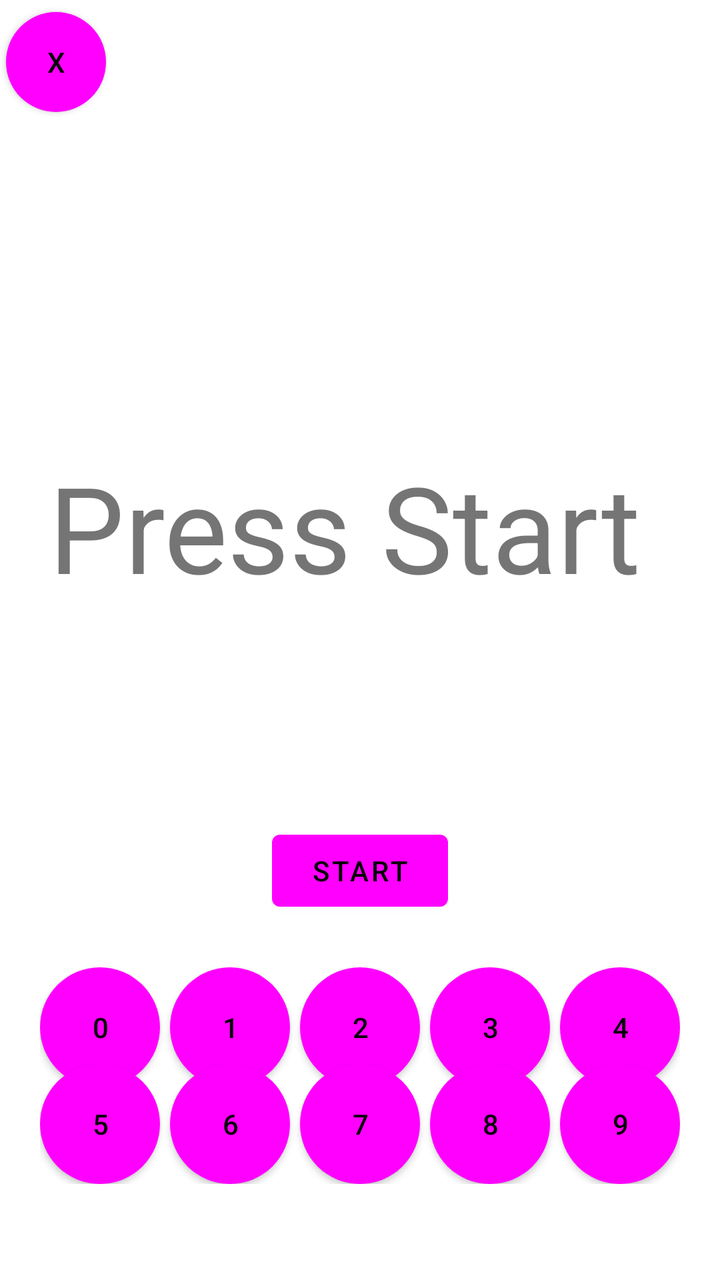
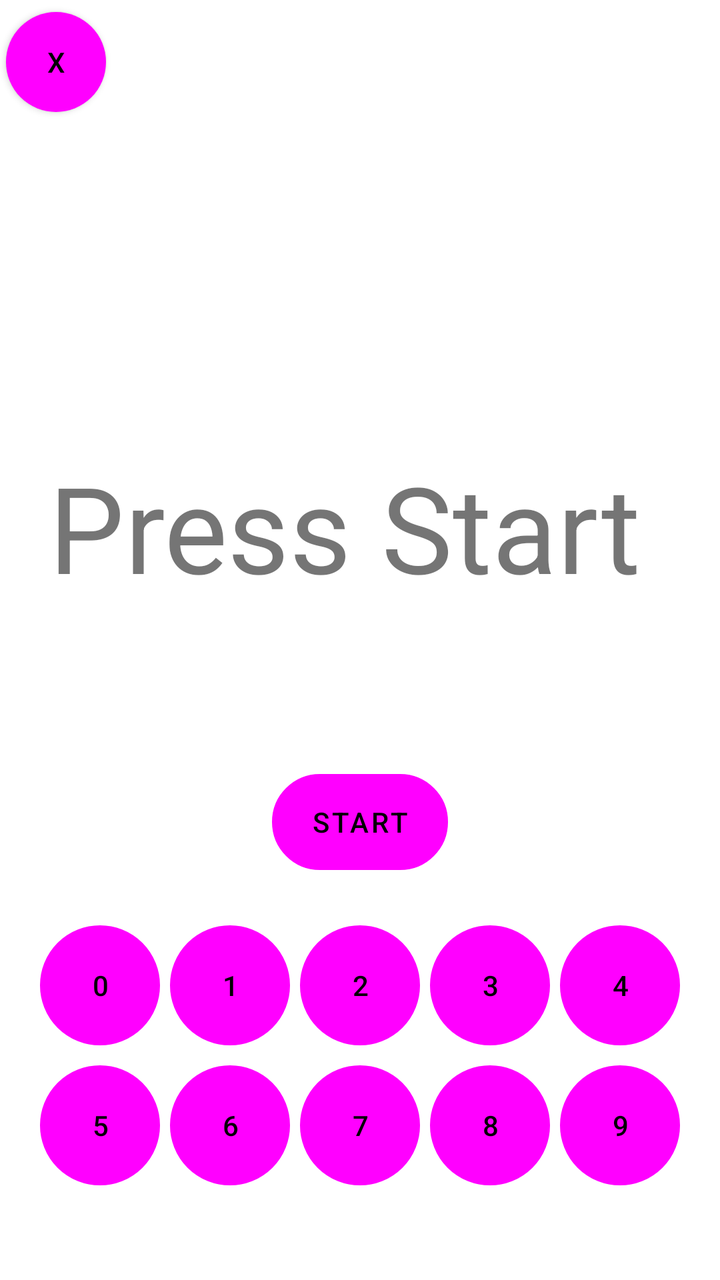

Compare the two renders of this Android layout. The source of the first and the diff that turns it into the second are given below.
<!-- AndroidManifest.xml: application theme Theme.SELab23B02 -->
<!-- res/layout/activity_digit_span_task.xml -->
<?xml version="1.0" encoding="utf-8"?>
<androidx.constraintlayout.widget.ConstraintLayout
    xmlns:android="http://schemas.android.com/apk/res/android"
    xmlns:tools="http://schemas.android.com/tools"
    xmlns:app="http://schemas.android.com/apk/res-auto"
    android:layout_width="match_parent"
    android:layout_height="match_parent"
    tools:context=".DigitSpanTaskActivity"
    android:id="@+id/digitSpanTaskActivity">


    <TextView
        android:layout_width="match_parent"
        android:layout_height="wrap_content"
        app:layout_constraintRight_toRightOf="parent"
        app:layout_constraintLeft_toLeftOf="parent"
        app:layout_constraintTop_toTopOf="parent"
        app:layout_constraintBottom_toTopOf="@+id/numberView"
        android:gravity="center"
        android:textSize="20sp"
        android:id="@+id/inputView"/>
    <TextView
        android:id="@+id/numberView"
        android:layout_width="312dp"
        android:layout_height="247dp"
        android:layout_marginTop="140dp"
        android:text="Press Start "
        app:layout_constraintHorizontal_bias="0.494"
        app:layout_constraintLeft_toLeftOf="parent"
        app:layout_constraintRight_toRightOf="parent"
        app:layout_constraintTop_toTopOf="parent"
        android:gravity="center"
        android:textSize="60sp"/>

    <Button
        android:id="@+id/startButton"
        android:layout_width="wrap_content"
        android:layout_height="wrap_content"
        android:text="Start"
        app:layout_constraintRight_toRightOf="parent"
        app:layout_constraintLeft_toLeftOf="parent"
        app:layout_constraintBottom_toTopOf="@+id/button_row1"
        app:layout_constraintTop_toBottomOf="@+id/numberView"
        android:onClick="startButtonClicked"
        />

    <LinearLayout
        android:id="@+id/button_row1"
        android:layout_width="wrap_content"
        android:layout_height="wrap_content"
        android:orientation="horizontal"
        android:gravity="center"
        app:layout_constraintTop_toBottomOf="@+id/numberView"
        app:layout_constraintBottom_toBottomOf="parent"
        app:layout_constraintRight_toRightOf="parent"
        app:layout_constraintLeft_toLeftOf="parent"
        android:showDividers="middle"
        android:divider="@drawable/divider">


    <Button
        android:id="@+id/button0"
        android:layout_width="60dp"
        android:layout_height="60dp"
        android:background="@drawable/round_button"
        android:text="0"
        app:layout_constraintBottom_toBottomOf="parent"
        app:layout_constraintLeft_toLeftOf="parent"
        app:layout_constraintRight_toRightOf="parent"
        app:layout_constraintTop_toTopOf="parent"/>

    <Button
        android:id="@+id/button1"
        android:layout_width="60dp"
        android:layout_height="60dp"
        android:background="@drawable/round_button"
        android:text="1"
        tools:layout_editor_absoluteX="118dp"
        tools:layout_editor_absoluteY="513dp"
        app:layout_constraintLeft_toRightOf="@+id/button0"
        app:layout_constraintRight_toLeftOf="@+id/button2"
        app:layout_constraintTop_toTopOf="parent"
        app:layout_constraintBottom_toBottomOf="parent"/>

    <Button
        android:id="@+id/button2"
        android:layout_width="60dp"
        android:layout_height="60dp"
        android:background="@drawable/round_button"
        android:text="2"
        tools:layout_editor_absoluteX="178dp"
        tools:layout_editor_absoluteY="513dp"
        app:layout_constraintBottom_toBottomOf="parent"
        app:layout_constraintLeft_toRightOf="@id/button1"
        app:layout_constraintRight_toLeftOf="@+id/button3"
        app:layout_constraintTop_toTopOf="parent"/>


    <Button
        android:id="@+id/button3"
        android:layout_width="60dp"
        android:layout_height="60dp"
        android:background="@drawable/round_button"
        android:text="3"
        tools:layout_editor_absoluteX="358dp"
        tools:layout_editor_absoluteY="336dp"
        app:layout_constraintLeft_toRightOf="@id/button2"
        app:layout_constraintRight_toLeftOf="@+id/button4"
        app:layout_constraintTop_toTopOf="parent"
        app:layout_constraintBottom_toBottomOf="parent" />

    <Button
        android:id="@+id/button4"
        android:layout_width="60dp"
        android:layout_height="60dp"
        android:background="@drawable/round_button"
        android:text="4"
        tools:layout_editor_absoluteX="298dp"
        tools:layout_editor_absoluteY="513dp"
        app:layout_constraintLeft_toRightOf="@id/button3"
        app:layout_constraintRight_toRightOf="parent"
        app:layout_constraintTop_toTopOf="parent"
        app:layout_constraintBottom_toBottomOf="parent"/>
    </LinearLayout>

    <LinearLayout
        android:layout_width="wrap_content"
        android:layout_height="wrap_content"
        android:orientation="horizontal"
        app:layout_constraintTop_toBottomOf="@+id/button_row1"
        app:layout_constraintBottom_toBottomOf="parent"
        app:layout_constraintRight_toRightOf="parent"
        app:layout_constraintLeft_toLeftOf="parent"
        android:showDividers="middle"
        android:divider="@drawable/divider"
        android:layout_marginTop="-60dp">

    <Button
        android:id="@+id/button5"
        android:layout_width="60dp"
        android:layout_height="60dp"
        android:background="@drawable/round_button"
        android:text="5"
        tools:layout_editor_absoluteX="57dp"
        tools:layout_editor_absoluteY="573dp" />

    <Button
        android:id="@+id/button6"
        android:layout_width="60dp"
        android:layout_height="60dp"
        android:background="@drawable/round_button"
        android:text="6"
        tools:layout_editor_absoluteX="117dp"
        tools:layout_editor_absoluteY="573dp" />

    <Button
        android:id="@+id/button7"
        android:layout_width="60dp"
        android:layout_height="60dp"
        android:background="@drawable/round_button"
        android:text="7"
        tools:layout_editor_absoluteX="177dp"
        tools:layout_editor_absoluteY="573dp" />

    <Button
        android:id="@+id/button8"
        android:layout_width="60dp"
        android:layout_height="60dp"
        android:background="@drawable/round_button"
        android:text="8"
        tools:layout_editor_absoluteX="237dp"
        tools:layout_editor_absoluteY="573dp" />

    <Button
        android:id="@+id/button9"
        android:layout_width="60dp"
        android:layout_height="60dp"
        android:background="@drawable/round_button"
        android:text="9"
        tools:layout_editor_absoluteX="298dp"
        tools:layout_editor_absoluteY="573dp"
        />
    </LinearLayout>

    <Button
        android:layout_width="50dp"
        android:layout_height="50dp"
        android:background="@drawable/round_button"
        android:text="x"
        app:layout_constraintHorizontal_bias="0.01"
        app:layout_constraintVertical_bias="0.01"
        app:layout_constraintLeft_toLeftOf="parent"
        app:layout_constraintRight_toRightOf="parent"
        app:layout_constraintTop_toTopOf="parent"
        app:layout_constraintBottom_toBottomOf="parent"
        android:id="@+id/exitButton"
        android:onClick="exitButtonClicked"/>


</androidx.constraintlayout.widget.ConstraintLayout>
<!-- resources referenced by this layout -->
<resources>
  <!-- drawable divider (drawable) -->
  <?xml version="1.0" encoding="utf-8"?>
  <shape xmlns:android="http://schemas.android.com/apk/res/android">
      <size
          android:height="10dp"
          android:width="5dp"
          />
  </shape>
  <!-- drawable round_button (drawable) -->
  <?xml version="1.0" encoding="utf-8"?>
  <shape xmlns:android="http://schemas.android.com/apk/res/android"
      android:shape="oval">
      <solid android:color="@color/accent_color"/>
  </shape>
  <style name="Theme.SELab23B02" parent="Theme.MaterialComponents.DayNight.DarkActionBar">
          
          <item name="colorPrimary">@color/off_white</item>
          <item name="colorPrimaryVariant">@color/accent_color</item>
          <item name="colorOnPrimary">@color/black</item>
          
          <item name="colorSecondary">@color/ap_gray</item>
          <item name="colorSecondaryVariant">@color/teal_700</item>
          <item name="colorOnSecondary">@color/black</item>
          
          <item name="android:statusBarColor">@color/black</item>
          
      </style>
  <color name="accent_color">#516395</color>
  <color name="black">#FF000000</color>
  <color name="teal_700">#FF018786</color>
</resources>

<!-- the commit's change to res/layout/activity_digit_span_task.xml (unified diff, before → after) -->
@@ -39,147 +39,119 @@
         android:text="Start"
         app:layout_constraintRight_toRightOf="parent"
         app:layout_constraintLeft_toLeftOf="parent"
-        app:layout_constraintBottom_toTopOf="@+id/button_row1"
         app:layout_constraintTop_toBottomOf="@+id/numberView"
         android:onClick="startButtonClicked"
+        android:background="@drawable/step_count_border"
         />
-
     <LinearLayout
-        android:id="@+id/button_row1"
+        android:id="@+id/linearLayoutDigitSpanTask"
         android:layout_width="wrap_content"
         android:layout_height="wrap_content"
-        android:orientation="horizontal"
+        android:orientation="vertical"
         android:gravity="center"
-        app:layout_constraintTop_toBottomOf="@+id/numberView"
+        android:showDividers="middle"
+        android:divider="@drawable/divider"
+        android:layout_marginBottom="20dp"
+
+        app:layout_constraintTop_toBottomOf="@+id/startButton"
         app:layout_constraintBottom_toBottomOf="parent"
         app:layout_constraintRight_toRightOf="parent"
-        app:layout_constraintLeft_toLeftOf="parent"
-        android:showDividers="middle"
-        android:divider="@drawable/divider">
+        app:layout_constraintLeft_toLeftOf="parent">
+
+        <LinearLayout
+            android:id="@+id/button_row1"
+            android:layout_width="match_parent"
+            android:layout_height="match_parent"
+            android:orientation="horizontal"
+            android:gravity="center"
+            android:showDividers="middle"
+            android:divider="@drawable/divider">
 
 
-    <Button
-        android:id="@+id/button0"
-        android:layout_width="60dp"
-        android:layout_height="60dp"
-        android:background="@drawable/round_button"
-        android:text="0"
-        app:layout_constraintBottom_toBottomOf="parent"
-        app:layout_constraintLeft_toLeftOf="parent"
-        app:layout_constraintRight_toRightOf="parent"
-        app:layout_constraintTop_toTopOf="parent"/>
+        <Button
+            android:id="@+id/button0"
+            android:layout_width="60dp"
+            android:layout_height="60dp"
+            android:background="@drawable/step_count_border"
+            android:text="0"
+            />
 
-    <Button
-        android:id="@+id/button1"
-        android:layout_width="60dp"
-        android:layout_height="60dp"
-        android:background="@drawable/round_button"
-        android:text="1"
-        tools:layout_editor_absoluteX="118dp"
-        tools:layout_editor_absoluteY="513dp"
-        app:layout_constraintLeft_toRightOf="@+id/button0"
-        app:layout_constraintRight_toLeftOf="@+id/button2"
-        app:layout_constraintTop_toTopOf="parent"
-        app:layout_constraintBottom_toBottomOf="parent"/>
+        <Button
+            android:id="@+id/button1"
+            android:layout_width="60dp"
+            android:layout_height="60dp"
+            android:background="@drawable/step_count_border"
+            android:text="1"
+            />
 
-    <Button
-        android:id="@+id/button2"
-        android:layout_width="60dp"
-        android:layout_height="60dp"
-        android:background="@drawable/round_button"
-        android:text="2"
-        tools:layout_editor_absoluteX="178dp"
-        tools:layout_editor_absoluteY="513dp"
-        app:layout_constraintBottom_toBottomOf="parent"
-        app:layout_constraintLeft_toRightOf="@id/button1"
-        app:layout_constraintRight_toLeftOf="@+id/button3"
-        app:layout_constraintTop_toTopOf="parent"/>
+        <Button
+            android:id="@+id/button2"
+            android:layout_width="60dp"
+            android:layout_height="60dp"
+            android:background="@drawable/step_count_border"
+            android:text="2"
+            />
 
 
-    <Button
-        android:id="@+id/button3"
-        android:layout_width="60dp"
-        android:layout_height="60dp"
-        android:background="@drawable/round_button"
-        android:text="3"
-        tools:layout_editor_absoluteX="358dp"
-        tools:layout_editor_absoluteY="336dp"
-        app:layout_constraintLeft_toRightOf="@id/button2"
-        app:layout_constraintRight_toLeftOf="@+id/button4"
-        app:layout_constraintTop_toTopOf="parent"
-        app:layout_constraintBottom_toBottomOf="parent" />
+        <Button
+            android:id="@+id/button3"
+            android:layout_width="60dp"
+            android:layout_height="60dp"
+            android:background="@drawable/step_count_border"
+            android:text="3"
+ />
 
-    <Button
-        android:id="@+id/button4"
-        android:layout_width="60dp"
-        android:layout_height="60dp"
-        android:background="@drawable/round_button"
-        android:text="4"
-        tools:layout_editor_absoluteX="298dp"
-        tools:layout_editor_absoluteY="513dp"
-        app:layout_constraintLeft_toRightOf="@id/button3"
-        app:layout_constraintRight_toRightOf="parent"
-        app:layout_constraintTop_toTopOf="parent"
-        app:layout_constraintBottom_toBottomOf="parent"/>
-    </LinearLayout>
+        <Button
+            android:id="@+id/button4"
+            android:layout_width="60dp"
+            android:layout_height="60dp"
+            android:background="@drawable/step_count_border"
+            android:text="4" />
+        </LinearLayout>
 
-    <LinearLayout
-        android:layout_width="wrap_content"
-        android:layout_height="wrap_content"
-        android:orientation="horizontal"
-        app:layout_constraintTop_toBottomOf="@+id/button_row1"
-        app:layout_constraintBottom_toBottomOf="parent"
-        app:layout_constraintRight_toRightOf="parent"
-        app:layout_constraintLeft_toLeftOf="parent"
-        android:showDividers="middle"
-        android:divider="@drawable/divider"
-        android:layout_marginTop="-60dp">
+        <LinearLayout
+            android:layout_width="match_parent"
+            android:layout_height="match_parent"
+            android:orientation="horizontal"
+            android:showDividers="middle"
+            android:divider="@drawable/divider">
 
-    <Button
-        android:id="@+id/button5"
-        android:layout_width="60dp"
-        android:layout_height="60dp"
-        android:background="@drawable/round_button"
-        android:text="5"
-        tools:layout_editor_absoluteX="57dp"
-        tools:layout_editor_absoluteY="573dp" />
+        <Button
+            android:id="@+id/button5"
+            android:layout_width="60dp"
+            android:layout_height="60dp"
+            android:background="@drawable/step_count_border"
+            android:text="5"/>
 
-    <Button
-        android:id="@+id/button6"
-        android:layout_width="60dp"
-        android:layout_height="60dp"
-        android:background="@drawable/round_button"
-        android:text="6"
-        tools:layout_editor_absoluteX="117dp"
-        tools:layout_editor_absoluteY="573dp" />
+        <Button
+            android:id="@+id/button6"
+            android:layout_width="60dp"
+            android:layout_height="60dp"
+            android:background="@drawable/step_count_border"
+            android:text="6" />
 
-    <Button
-        android:id="@+id/button7"
-        android:layout_width="60dp"
-        android:layout_height="60dp"
-        android:background="@drawable/round_button"
-        android:text="7"
-        tools:layout_editor_absoluteX="177dp"
-        tools:layout_editor_absoluteY="573dp" />
+        <Button
+            android:id="@+id/button7"
+            android:layout_width="60dp"
+            android:layout_height="60dp"
+            android:background="@drawable/step_count_border"
+            android:text="7" />
 
-    <Button
-        android:id="@+id/button8"
-        android:layout_width="60dp"
-        android:layout_height="60dp"
-        android:background="@drawable/round_button"
-        android:text="8"
-        tools:layout_editor_absoluteX="237dp"
-        tools:layout_editor_absoluteY="573dp" />
+        <Button
+            android:id="@+id/button8"
+            android:layout_width="60dp"
+            android:layout_height="60dp"
+            android:background="@drawable/step_count_border"
+            android:text="8" />
 
-    <Button
-        android:id="@+id/button9"
-        android:layout_width="60dp"
-        android:layout_height="60dp"
-        android:background="@drawable/round_button"
-        android:text="9"
-        tools:layout_editor_absoluteX="298dp"
-        tools:layout_editor_absoluteY="573dp"
-        />
+        <Button
+            android:id="@+id/button9"
+            android:layout_width="60dp"
+            android:layout_height="60dp"
+            android:background="@drawable/step_count_border"
+            android:text="9"
+            />
+        </LinearLayout>
     </LinearLayout>
 
     <Button
<!-- resource entries referenced after the edit -->
@@ -13,6 +13,13 @@
   <shape xmlns:android="http://schemas.android.com/apk/res/android"
       android:shape="oval">
       <solid android:color="@color/accent_color"/>
+  </shape>
+  <!-- drawable step_count_border (drawable) -->
+  <?xml version="1.0" encoding="UTF-8"?>
+  <shape xmlns:android="http://schemas.android.com/apk/res/android" android:shape="rectangle">
+      <corners android:radius="30dp"/>
+      <padding android:left="20dp" android:right="10dp" android:top="10dp" android:bottom="10dp"/>
+      <stroke android:width="1dp" android:color="@color/off_white"/>
   </shape>
   <style name="Theme.SELab23B02" parent="Theme.MaterialComponents.DayNight.DarkActionBar">
           
